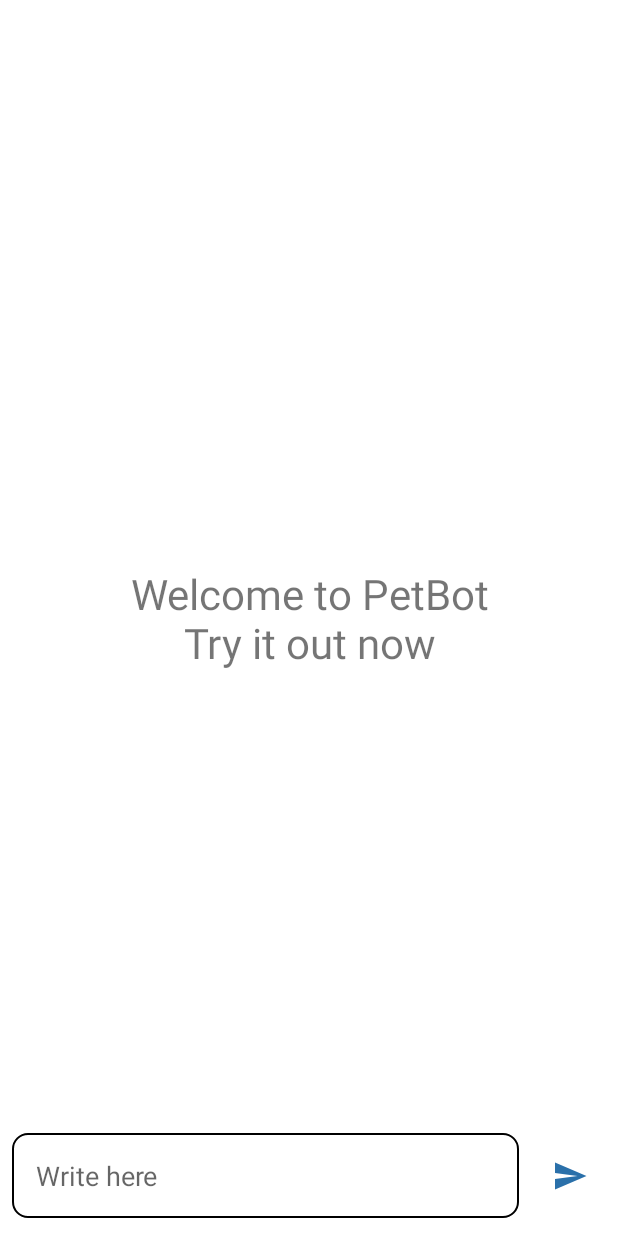
After one commit to aritra-tech/Petzzu-Aritra, an Android app: the ChatBot screen opened directly, with no data from a screen before it, on a phone screen of 412 x 824 dp. The commit adds this screen. Run offline under Robolectric (Android 15) with nearby library versions, the phone set to English and light mode, and no system bars; Roboto replaces fonts that are not available here.

Commit message:
ChatBot commit

```diff
--- a/app/build.gradle
+++ b/app/build.gradle
@@ -72,5 +72,7 @@ dependencies {
     implementation 'de.hdodenhof:circleimageview:3.1.0'
     api 'com.theartofdev.edmodo:android-image-cropper:2.8.+'
     implementation 'com.github.bumptech.glide:glide:4.11.0'
+    implementation("com.squareup.okhttp3:okhttp:4.10.0")
+
 
 }
--- a/app/src/main/AndroidManifest.xml
+++ b/app/src/main/AndroidManifest.xml
@@ -8,7 +8,7 @@
     <uses-permission android:name="android.permission.READ_EXTERNAL_STORAGE" />
     <uses-permission android:name="android.permission.INTERNET" />
     <uses-permission android:name="android.permission.WRITE_EXTERNAL_STORAGE" />
-    <uses-permission android:name="android.permission.WRITE_CONTACTS"/>
+    <uses-permission android:name="android.permission.WRITE_CONTACTS" />
 
     <application
         android:allowBackup="true"
@@ -19,6 +19,9 @@
         android:supportsRtl="true"
         android:theme="@style/Theme.Petzzu"
         tools:targetApi="31">
+        <activity
+            android:name=".ChatBot"
+            android:exported="false" />
         <activity
             android:name=".EmergencyContacts"
             android:exported="false" />
--- /dev/null
+++ b/app/src/main/java/com/example/petzzu/ChatBot.java
@@ -0,0 +1,127 @@
+package com.example.petzzu;
+
+import androidx.annotation.NonNull;
+import androidx.appcompat.app.AppCompatActivity;
+import androidx.recyclerview.widget.LinearLayoutManager;
+import androidx.recyclerview.widget.RecyclerView;
+
+import android.os.Bundle;
+import android.view.View;
+import android.widget.EditText;
+import android.widget.ImageButton;
+import android.widget.TextView;
+import android.widget.Toast;
+
+import org.json.JSONArray;
+import org.json.JSONException;
+import org.json.JSONObject;
+
+import java.io.IOException;
+import java.util.ArrayList;
+import java.util.List;
+
+import okhttp3.Call;
+import okhttp3.Callback;
+import okhttp3.MediaType;
+import okhttp3.OkHttpClient;
+import okhttp3.Request;
+import okhttp3.RequestBody;
+import okhttp3.Response;
+
+public class ChatBot extends AppCompatActivity {
+    RecyclerView recyclerView;
+    TextView welcomeTextView;
+    EditText messageEditText;
+    ImageButton sendButton;
+    List<Message> messageList;
+    MessageAdapter messageAdapter;
+    public static final MediaType JSON
+            = MediaType.get("application/json; charset=utf-8");
+
+    OkHttpClient client = new OkHttpClient();
+
+    @Override
+    protected void onCreate(Bundle savedInstanceState) {
+        super.onCreate(savedInstanceState);
+        setContentView(R.layout.activity_chat_bot);
+        messageList=new ArrayList<>();
+        recyclerView=findViewById(R.id.recycler_view);
+        welcomeTextView=findViewById(R.id.welcome_text);
+        messageEditText=findViewById(R.id.message_edit_text);
+        sendButton=findViewById(R.id.send_btn);
+
+        messageAdapter=new MessageAdapter(messageList);
+        recyclerView.setAdapter(messageAdapter);
+        LinearLayoutManager llm=new LinearLayoutManager(this);
+        llm.setStackFromEnd(true);
+        recyclerView.setLayoutManager(llm);
+
+        sendButton.setOnClickListener((v) -> {
+            String question=messageEditText.getText().toString().trim();
+            addToChat(question,Message.SENT_BY_ME);
+            messageEditText.setText("");
+            callApi(question);
+            welcomeTextView.setVisibility(View.GONE);
+        });
+    }
+    void addToChat(String message,String sentBy){
+        runOnUiThread(new Runnable() {
+            @Override
+            public void run() {
+                messageList.add(new Message(message,sentBy));
+                messageAdapter.notifyDataSetChanged();
+                recyclerView.smoothScrollToPosition(messageAdapter.getItemCount());
+            }
+        });
+
+    }
+    void addResponse(String response){
+        messageList.remove(messageList.size()-1);
+        addToChat(response,Message.SENT_BY_BOT);
+
+    }
+    void callApi(String question){
+        messageList.add(new Message("Typing....",Message.SENT_BY_BOT));
+        JSONObject jsonBody=new JSONObject();
+        try {
+            jsonBody.put("model","text-davinci-003");
+            jsonBody.put("prompt",question);
+            jsonBody.put("max_tokens",4000);
+            jsonBody.put("temperature",0);
+        } catch (JSONException e) {
+            e.printStackTrace();
+        }
+        RequestBody body=RequestBody.create(jsonBody.toString(),JSON);
+        Request request=new Request.Builder()
+                .url("https://api.openai.com/v1/completions")
+                .header("Authorization","Bearer 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")
+                .post(body)
+                .build();
+
+        client.newCall(request).enqueue(new Callback() {
+            @Override
+            public void onFailure(@NonNull Call call, @NonNull IOException e) {
+                addResponse("Failed to load response due to "+e.getMessage());
+            }
+
+            @Override
+            public void onResponse(@NonNull Call call, @NonNull Response response) throws IOException {
+                if (response.isSuccessful()){
+                    JSONObject jsonObject= null;
+                    try {
+                        jsonObject = new JSONObject(response.body().string());
+                        JSONArray jsonArray= jsonObject.getJSONArray("choices");
+                        String result=jsonArray.getJSONObject(0).getString("text");
+                        addResponse(result.trim());
+                    } catch (JSONException e) {
+                        throw new RuntimeException(e);
+                    }
+
+
+                }else {
+                    addResponse("Failed to load response due to "+response.body().toString());
+                }
+            }
+        });
+    }
+}
--- a/app/src/main/java/com/example/petzzu/Dashboard.kt
+++ b/app/src/main/java/com/example/petzzu/Dashboard.kt
@@ -41,5 +41,10 @@ class Dashboard : AppCompatActivity() {
             val Intent=Intent(this,EmergencyContacts::class.java)
             startActivity(Intent)
         }
+        val chatbott=findViewById<ImageView>(R.id.chatbot)
+        chatbott.setOnClickListener{
+            val Intent=Intent(this,ChatBot::class.java)
+            startActivity(Intent)
+        }
     }
 }
--- /dev/null
+++ b/app/src/main/java/com/example/petzzu/MessageAdapter.java
@@ -0,0 +1,63 @@
+package com.example.petzzu;
+
+import android.view.LayoutInflater;
+import android.view.View;
+import android.view.ViewGroup;
+import android.widget.LinearLayout;
+import android.widget.TextView;
+
+import androidx.annotation.NonNull;
+import androidx.recyclerview.widget.RecyclerView;
+
+import java.util.List;
+
+public class MessageAdapter extends RecyclerView.Adapter<MessageAdapter.MyViewHolder>{
+    List<Message> messageList;
+    public MessageAdapter(List<Message> messageList) {
+        this.messageList=messageList;
+    }
+
+    @NonNull
+    @Override
+    public MyViewHolder onCreateViewHolder(@NonNull ViewGroup parent, int viewType) {
+        View chatView= LayoutInflater.from(parent.getContext()).inflate(R.layout.chat_item,null);
+        MyViewHolder myViewHolder=new MyViewHolder(chatView);
+        return myViewHolder;
+
+    }
+
+    @Override
+    public void onBindViewHolder(@NonNull MyViewHolder holder, int position) {
+        Message message=messageList.get(position);
+        if (message.getSentBy().equals(Message.SENT_BY_ME)){
+            holder.leftChatView.setVisibility(View.GONE);
+            holder.rightChatView.setVisibility(View.VISIBLE);
+            holder.rightTextView.setText(message.getMessage());
+        }else {
+            holder.rightChatView.setVisibility(View.GONE);
+            holder.leftChatView.setVisibility(View.VISIBLE);
+            holder.leftTextView.setText(message.getMessage());
+        }
+
+    }
+
+    @Override
+    public int getItemCount() {
+        return messageList.size();
+    }
+
+    public class MyViewHolder extends RecyclerView.ViewHolder{
+        LinearLayout leftChatView,rightChatView;
+        TextView leftTextView,rightTextView;
+
+
+        public MyViewHolder(@NonNull View itemView) {
+            super(itemView);
+            leftChatView=itemView.findViewById(R.id.left_chat_view);
+            rightChatView=itemView.findViewById(R.id.right_chat_view);
+            leftTextView=itemView.findViewById(R.id.left_chat_text_view);
+            rightTextView=itemView.findViewById(R.id.right_chat_text_view);
+
+        }
+    }
+}
--- /dev/null
+++ b/app/src/main/res/drawable/baseline_send_24.xml
@@ -0,0 +1,5 @@
+<vector android:autoMirrored="true" android:height="24dp"
+    android:tint="#2A70AA" android:viewportHeight="24"
+    android:viewportWidth="24" android:width="24dp" xmlns:android="http://schemas.android.com/apk/res/android">
+    <path android:fillColor="@android:color/white" android:pathData="M2.01,21L23,12 2.01,3 2,10l15,2 -15,2z"/>
+</vector>
--- /dev/null
+++ b/app/src/main/res/drawable/rounded_corner.xml
@@ -0,0 +1,8 @@
+<?xml version="1.0" encoding="utf-8"?>
+<shape xmlns:android="http://schemas.android.com/apk/res/android"
+    android:shape="rectangle">
+    <corners android:radius="10dip"/>
+    <stroke android:width="1dp"/>
+    <solid android:color="@color/white"/>
+
+</shape>
--- /dev/null
+++ b/app/src/main/res/layout/activity_chat_bot.xml
@@ -0,0 +1,59 @@
+<?xml version="1.0" encoding="utf-8"?>
+<RelativeLayout xmlns:android="http://schemas.android.com/apk/res/android"
+    xmlns:app="http://schemas.android.com/apk/res-auto"
+    xmlns:tools="http://schemas.android.com/tools"
+    android:layout_width="match_parent"
+    android:layout_height="match_parent"
+    tools:context=".ChatBot">
+
+    <androidx.recyclerview.widget.RecyclerView
+        android:layout_width="match_parent"
+        android:layout_height="match_parent"
+        android:id="@+id/recycler_view"
+        android:layout_above="@id/bottom_layout"
+        />
+
+    <TextView
+        android:id="@+id/welcome_text"
+        android:layout_width="match_parent"
+        android:layout_height="wrap_content"
+        android:layout_centerInParent="true"
+        android:gravity="center"
+        android:text="Welcome to PetBot\nTry it out now"
+        android:textSize="28dp" />
+
+    <RelativeLayout
+        android:layout_width="match_parent"
+        android:layout_height="80dp"
+        android:layout_alignParentBottom="true"
+        android:padding="8dp"
+        android:id="@+id/bottom_layout">
+        <EditText
+            android:layout_width="match_parent"
+            android:layout_height="wrap_content"
+            android:id="@+id/message_edit_text"
+            android:layout_centerInParent="true"
+            android:hint="Write here "
+            android:padding="16dp"
+            android:layout_toLeftOf="@id/send_btn"
+            android:background="@drawable/rounded_corner"
+            />
+        <ImageButton
+            android:layout_width="48dp"
+            android:layout_height="48dp"
+            android:id="@+id/send_btn"
+            android:layout_alignParentEnd="true"
+            android:layout_centerInParent="true"
+            android:layout_marginStart="10dp"
+            android:padding="8dp"
+            android:src="@drawable/baseline_send_24"
+            android:contentDescription="null"
+            android:background="?attr/selectableItemBackgroundBorderless"
+
+            />
+
+
+    </RelativeLayout>
+
+
+</RelativeLayout>
--- a/app/src/main/res/layout/activity_dashboard.xml
+++ b/app/src/main/res/layout/activity_dashboard.xml
@@ -162,6 +162,7 @@
                         android:src="@drawable/friendlyloc"
                         android:layout_width="120dp"
                         android:layout_height="120dp"
+                        android:id="@+id/chatbot"
                         />
 
                     <TextView
```
Also changed, not shown: app/src/main/java/com/example/petzzu/EmergencyContacts.java (+130 -1 lines), app/src/main/java/com/example/petzzu/Message.java (added, +29 -0 lines), app/src/main/res/layout/chat_item.xml (added, +42 -0 lines).
